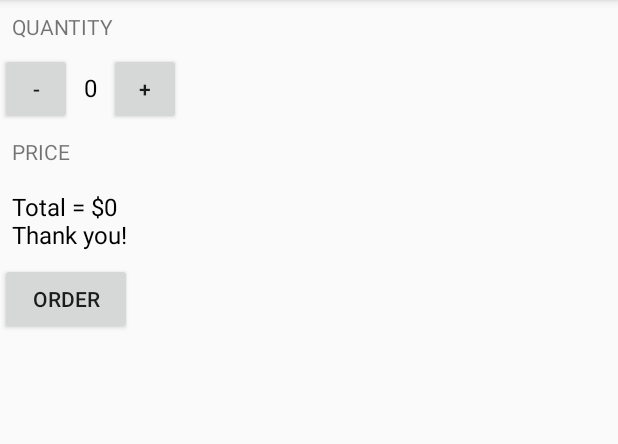
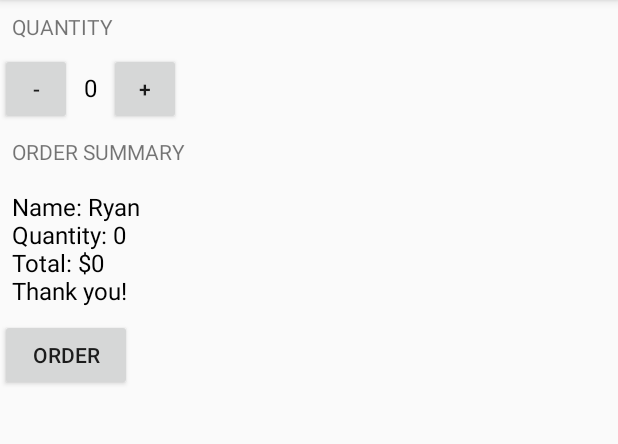
Before and after one commit to ryanstrong2/JustJava, an Android app: the screen it shows after launch (MainActivity), after a tap on "ORDER", on a phone screen of 412 x 824 dp, the part 84-528 px from its top. Run offline under Robolectric (Android 15) with nearby library versions, the phone set to English and light mode, and no system bars.

Commit message:
lesson 3 day 2

```diff
--- a/app/src/main/java/org/ryanstrong/justjava/MainActivity.java
+++ b/app/src/main/java/org/ryanstrong/justjava/MainActivity.java
@@ -24,21 +24,21 @@ public class MainActivity extends AppCompatActivity {
      * This method is called when the order button is clicked.
      */
     public void submitOrder(View view) {
-//        String thanks= " Thank you";
         int price = calculatePrice();
-        String priceMessage = "Total = $" + price ;
-        priceMessage = priceMessage +"\nThank you!";
-        displayMessage(priceMessage);
+        displayMessage(createOrderSummary(price));
         }
+    private String createOrderSummary(int price){
+
+        return "Name: Ryan \nQuantity: " + quantity + "\nTotal: $" + price + "\nThank you!";
+    }
     /**
      * Calculates the total price of the order.
      *
      * quantity is the number of cups of coffee ordered
      */
     private int calculatePrice() {
-        int price = quantity * 5;
-        return price;
-    }
+        return quantity * 5;
+            }
     public void increment(View view ){
         quantity ++;
         displayQuantity (quantity);
@@ -54,15 +54,11 @@ public class MainActivity extends AppCompatActivity {
         TextView quantityTextView = (TextView) findViewById(R.id.quantity_text_view);
         quantityTextView.setText("" + numb);
     }
-    private void displayPrice(int number){
-        TextView priceTextView=(TextView) findViewById(R.id.price_text_view);
-        priceTextView.setText(NumberFormat.getCurrencyInstance().format(number));
-    }
-    /**
+        /**
      * This method displays the given text on the screen.
      */
     private void displayMessage(String message) {
-        TextView priceTextView = (TextView) findViewById(R.id.price_text_view);
-        priceTextView.setText(message);
+        TextView orderSummaryTextView = (TextView) findViewById(R.id.order_sum);
+        orderSummaryTextView.setText(message);
     }
 }
--- a/app/src/main/res/layout/activity_main.xml
+++ b/app/src/main/res/layout/activity_main.xml
@@ -35,7 +35,6 @@
             android:text="0"
             android:textColor="@android:color/black"
             android:textSize="16sp" />
-
         <Button
             android:layout_width="48dp"
             android:layout_height="48dp"
@@ -49,11 +48,11 @@
         android:layout_width="wrap_content"
         android:layout_height="wrap_content"
         android:padding="8dp"
-        android:text="Price"
+        android:text="Order Summary"
         android:textAllCaps="true" />
 
     <TextView
-        android:id="@+id/price_text_view"
+        android:id="@+id/order_sum"
         android:layout_width="wrap_content"
         android:layout_height="wrap_content"
         android:padding="8dp"
```
